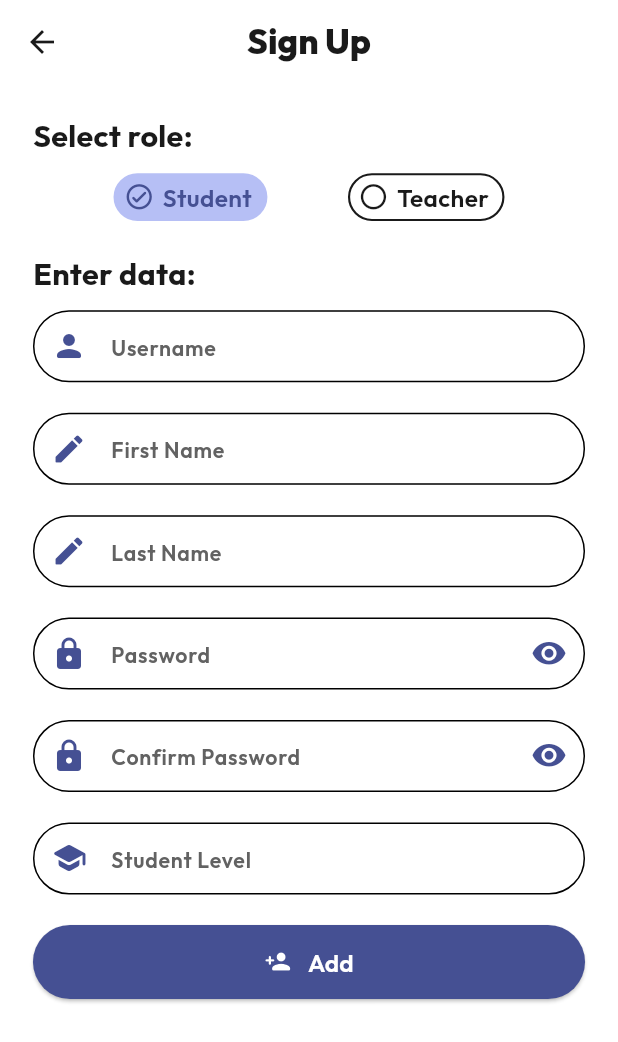
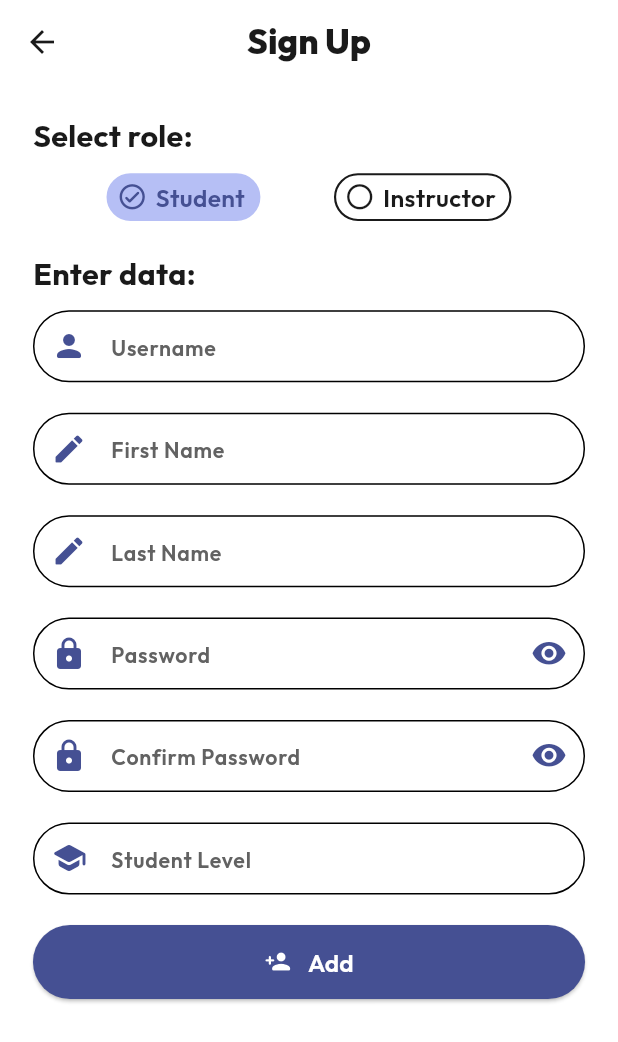
Before and after one commit to ahmedn002/rfid, a Flutter app: the SignUpScreen screen opened directly, on a phone screen of 412 x 824 dp. Shown: the top 1042 px of the screen. Run offline on Flutter 3.47's test engine with Material 3 defaults, Android fonts, the phone set to English and light mode, and no system bars; our stand-ins replace carousel_slider, cloud_firestore, firebase_core, flutter_screenutil, flutter_svg; accounts and stored records are empty.

Commit message:
final changes

```diff
--- a/lib/model/entities/session.dart
+++ b/lib/model/entities/session.dart
@@ -12,9 +12,7 @@ class Session implements IdCreator {
   String courseName;
   String enrollmentID;
   DateTime expectedStartTime;
-  DateTime? startTime;
   DateTime expectedEndTime;
-  DateTime? endTime;
   bool state;
   bool concluded = false;
   num? attendance;
@@ -27,9 +25,7 @@ class Session implements IdCreator {
     required this.courseName,
     required this.enrollmentID,
     required this.expectedStartTime,
-    this.startTime,
     required this.expectedEndTime,
-    this.endTime,
     required this.state,
     required this.concluded,
     this.attendance,
@@ -48,9 +44,7 @@ class Session implements IdCreator {
       courseName: json['course_name'],
       enrollmentID: json['enrollmentID'],
       expectedStartTime: (json['expectedStartTime'] as Timestamp).toDate(),
-      startTime: json['start_time'] != null ? (json['start_time'] as Timestamp).toDate() : null,
       expectedEndTime: (json['expectedEndTime'] as Timestamp).toDate(),
-      endTime: json['end_time'] != null ? (json['end_time'] as Timestamp).toDate() : null,
       state: json['state'],
       concluded: json['concluded'],
       attendance: json['attendance'],
@@ -65,9 +59,7 @@ class Session implements IdCreator {
       'course_name': courseName,
       'enrollmentID': enrollmentID,
       'expectedStartTime': expectedStartTime,
-      'start_time': startTime,
       'expectedEndTime': expectedEndTime,
-      'end_time': endTime,
       'state': state,
       'concluded': concluded,
       'attendance': attendance,
@@ -101,9 +93,7 @@ class Session implements IdCreator {
       courseName: courseName ?? this.courseName,
       enrollmentID: enrollmentID ?? this.enrollmentID,
       expectedStartTime: expectedStartTime ?? this.expectedStartTime,
-      startTime: startTime ?? this.startTime,
       expectedEndTime: expectedEndTime ?? this.expectedEndTime,
-      endTime: endTime ?? this.endTime,
       state: state ?? this.state,
       concluded: concluded ?? this.concluded,
       attendance: attendance ?? this.attendance,
--- a/lib/ui/screens/auth/signin/signin_screen.dart
+++ b/lib/ui/screens/auth/signin/signin_screen.dart
@@ -95,7 +95,7 @@ class _SignInScreenState extends State<SignInScreen> {
                                   },
                                 ),
                                 SelectButton(
-                                  text: 'Teacher',
+                                  text: 'Instructor',
                                   isSelected: !_signInIsStudent,
                                   onTap: () {
                                     setState(() {
@@ -280,7 +280,7 @@ class _SignInScreenState extends State<SignInScreen> {
                       },
                     ),
                     SelectButton(
-                      text: 'Teacher',
+                      text: 'Instructor',
                       isSelected: !_resetIsStudent,
                       onTap: () {
                         setState(() {
--- a/lib/ui/screens/auth/signup/signup_screen.dart
+++ b/lib/ui/screens/auth/signup/signup_screen.dart
@@ -60,7 +60,7 @@ class _SignUpScreenState extends State<SignUpScreen> {
                     },
                   ),
                   SelectButton(
-                    text: 'Teacher',
+                    text: 'Instructor',
                     isSelected: !isStudent,
                     onTap: () {
                       setState(() {
--- a/lib/ui/screens/teacher/concluded session/components/session_card.dart
+++ b/lib/ui/screens/teacher/concluded session/components/session_card.dart
@@ -57,7 +57,7 @@ class SessionCard extends StatelessWidget {
                   ),
                 ),
                 8.verticalSpace,
-                if (session.concluded) keyValueRichText('Concluded at: ', DateUtilities.formatDateTime(session.endTime ?? DateTime.now())),
+                if (session.concluded) keyValueRichText('Concluded at: ', DateUtilities.formatDateTime(session.expectedEndTime)),
                 if (!session.concluded) keyValueRichText('Starts at: ', DateUtilities.formatDateTime(session.expectedStartTime)),
               ],
             ),
--- a/lib/ui/screens/teacher/dashboard/components/teacher_navigation_drawer.dart
+++ b/lib/ui/screens/teacher/dashboard/components/teacher_navigation_drawer.dart
@@ -65,7 +65,7 @@ class TeacherNavigationDrawer extends StatelessWidget {
                               color: AppColors.success.withOpacity(0.25),
                             ),
                             child: Text(
-                              'Teacher',
+                              'Instructor',
                               style: TextStyles.bodySmall.apply(
                                 color: AppColors.success,
                                 fontWeightDelta: 2,
```
Also changed, not shown: lib/ui/screens/teacher/dashboard/start_session.dart (+69 -41 lines).
